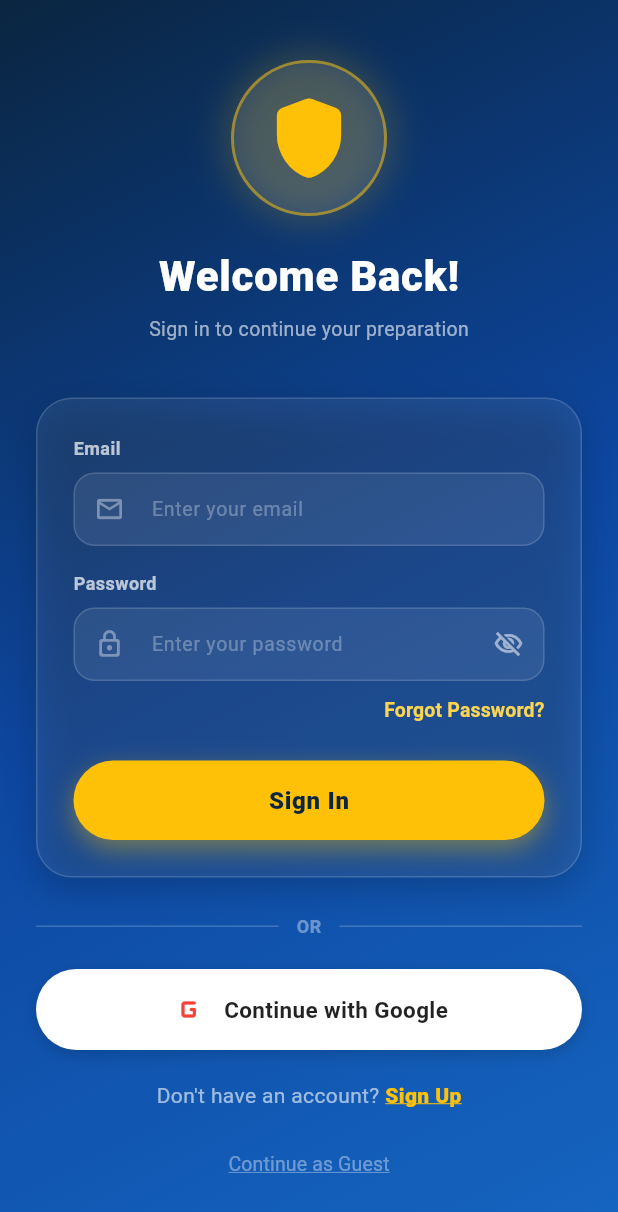
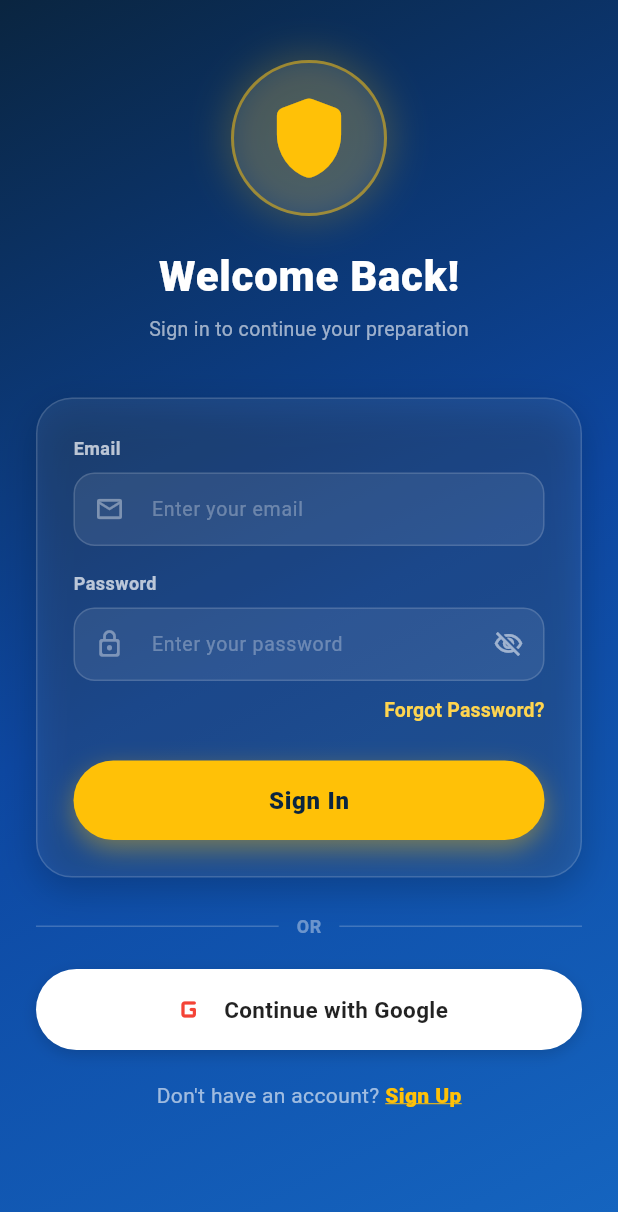
Before and after one commit to BharatWakade-code/mission_vardi_app, a Flutter app: the screen it shows after launch, on a phone screen of 412 x 824 dp. Shown: the top 1212 px of the screen. Run offline on Flutter 3.47's test engine with Material 3 defaults, Android fonts, the phone set to English and light mode, and no system bars; our stand-ins replace bloc, connectivity_plus, dio, dropdown_button2, either_dart, firebase_auth and 13 more; missing offline and left inert: flutter_pdfview; accounts and stored records are empty; Roboto replaces fonts that are missing (Philosopher).

Commit message:
fix issue

```diff
--- a/lib/screens/auth_module/signin_screen.dart
+++ b/lib/screens/auth_module/signin_screen.dart
@@ -529,21 +529,7 @@ class _SignInScreenState extends State<SignInScreen>
 
                       const SizedBox(height: 12),
 
-                      TextButton(
-                        onPressed: () =>
-                            context.go(RoutesNames.dashboardScreen),
-                        child: Text(
-                          "Continue as Guest",
-                          style: commonTextStyle.copyWith(
-                            color: Colors.white38,
-                            fontSize: 13,
-                            decoration: TextDecoration.underline,
-                            decorationColor: Colors.white38,
-                          ),
-                        ),
-                      ),
 
-                      const SizedBox(height: 20),
                     ],
                   ),
                 ),
```
Also changed, not shown: lib/screens/profile_module/profile_screen.dart (+15 -0 lines), lib/screens/quizzes_module/quizzes_screen.dart (+13 -8 lines), 1 other file.
